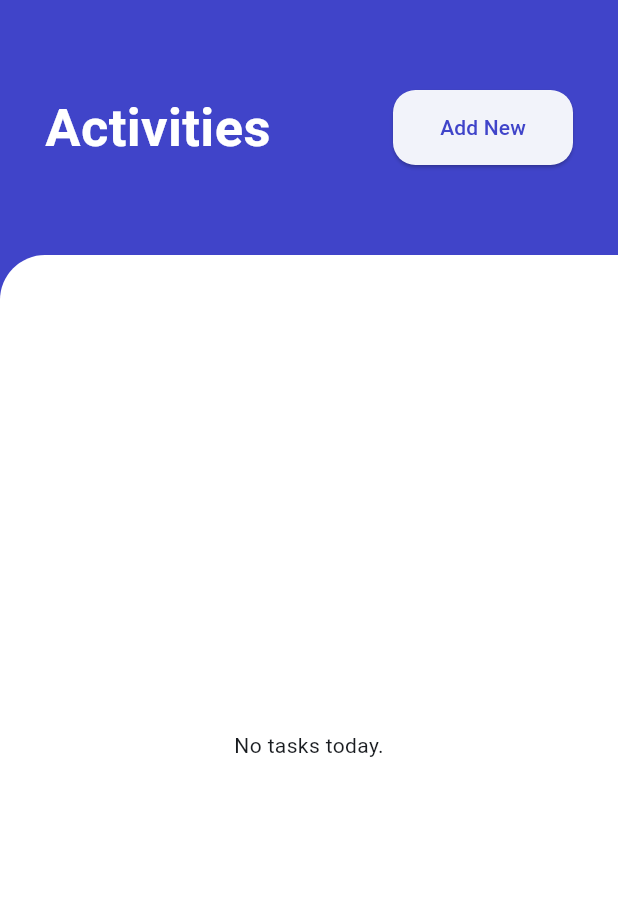
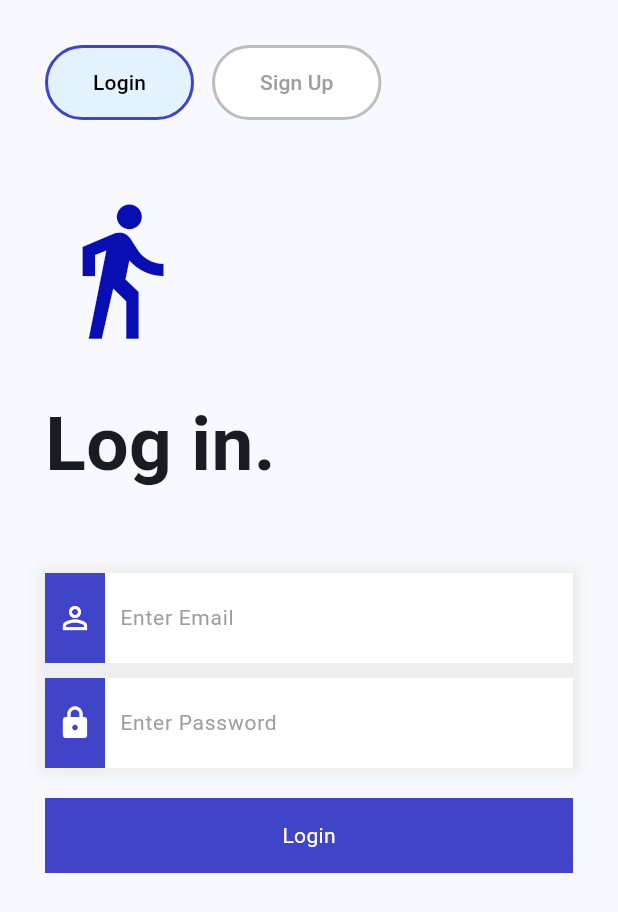
Before and after one commit to NickName-AM/flutter_todo_app, a Flutter app: the screen it shows after launch, on a phone screen of 412 x 824 dp. Shown: the top 912 px of the screen. Run offline on Flutter 3.47's test engine with Material 3 defaults, Android fonts, the phone set to English and light mode, and no system bars; our stand-ins replace flutter_bloc, fpdart.

```diff
--- a/lib/core/endpoint.dart
+++ b/lib/core/endpoint.dart
@@ -1,4 +1,4 @@
 class Endpoint {
-  static final String endpoint = "http://192.168.1.72:8000/api";
+  static final String endpoint = "http://192.168.1.68:8000/api";
   // static final String endpoint = "http://localhost:8000/api";
 }
--- /dev/null
+++ b/lib/features/auth/presentation/pages/login_page.dart
@@ -0,0 +1,97 @@
+import 'package:flutter/material.dart';
+import 'package:flutter_todo_app/features/auth/presentation/pages/signup_page.dart';
+import 'package:flutter_todo_app/features/auth/presentation/widgets/auth_text_field.dart';
+import 'package:flutter_todo_app/features/auth/presentation/widgets/auth_select_button.dart';
+import 'package:flutter_todo_app/features/auth/presentation/widgets/submit_button.dart';
+
+class LoginPage extends StatefulWidget {
+  const LoginPage({super.key});
+
+  @override
+  State<LoginPage> createState() => _LoginPageState();
+}
+
+class _LoginPageState extends State<LoginPage> {
+  final emailController = TextEditingController();
+  final passwordController = TextEditingController();
+
+  @override
+  Widget build(BuildContext context) {
+    return Scaffold(
+      body: Padding(
+        padding: const EdgeInsets.all(30.0),
+        child: Column(
+          crossAxisAlignment: CrossAxisAlignment.start,
+          children: [
+            Row(
+              children: [
+                AuthSelectButton(text: "Login", onPressed: null),
+                SizedBox(width: 12),
+                AuthSelectButton(
+                  text: "Sign Up",
+                  onPressed: () {
+                    Navigator.pushAndRemoveUntil(
+                      context,
+                      MaterialPageRoute(builder: (context) => SignupPage()),
+                      (route) => false,
+                    );
+                  },
+                ),
+              ],
+            ),
+            SizedBox(height: 50),
+            Icon(
+              Icons.directions_walk,
+              size: 100,
+              color: Color.fromRGBO(9, 14, 178, 1),
+            ),
+            SizedBox(height: 30),
+            Text(
+              'Log in.',
+              style: TextStyle(fontSize: 50, fontWeight: FontWeight.bold),
+            ),
+            SizedBox(height: 50),
+
+            Container(
+              decoration: BoxDecoration(
+                boxShadow: [
+                  BoxShadow(
+                    color: Colors.grey.shade200,
+                    spreadRadius: 5,
+                    blurRadius: 5,
+                  ),
+                ],
+                color: Colors.white,
+              ),
+              child: Column(
+                children: [
+                  AuthTextField(
+                    controller: emailController,
+                    hintText: 'Enter Email',
+                    icon: Icons.person_outline,
+                  ),
+                  SizedBox(
+                    height: 10,
+                    child: Container(
+                      decoration: BoxDecoration(color: Colors.grey.shade200),
+                    ),
+                  ),
+                  AuthTextField(
+                    controller: passwordController,
+                    hintText: 'Enter Password',
+                    icon: Icons.lock,
+                    obscureText: true,
+                  ),
+                ],
+              ),
+            ),
+            GestureDetector(
+              onTap: () {},
+              child: SubmitButton(hintText: 'Login'),
+            ),
+          ],
+        ),
+      ),
+    );
+  }
+}
--- /dev/null
+++ b/lib/features/auth/presentation/widgets/auth_select_button.dart
@@ -0,0 +1,46 @@
+// ignore_for_file: public_member_api_docs, sort_constructors_first
+import 'package:flutter/material.dart';
+
+class AuthSelectButton extends StatelessWidget {
+  final String text;
+  final bool disabled;
+  final VoidCallback? onPressed;
+
+  const AuthSelectButton({
+    Key? key,
+    required this.text,
+    this.disabled = false,
+    required this.onPressed,
+  }) : super(key: key);
+
+  @override
+  Widget build(BuildContext context) {
+    return OutlinedButton(
+      onPressed: onPressed,
+      style: ButtonStyle(
+        side: WidgetStatePropertyAll(
+          BorderSide(
+            color: onPressed != null
+                ? Colors.grey.shade400
+                : Color.fromRGBO(64, 68, 201, 1),
+            width: 2,
+          ),
+        ),
+        padding: WidgetStatePropertyAll(
+          EdgeInsets.symmetric(vertical: 15, horizontal: 32),
+        ),
+        backgroundColor: WidgetStatePropertyAll(
+          onPressed != null ? Colors.white : Colors.blue.shade50,
+        ),
+      ),
+
+      child: Text(
+        text,
+        style: TextStyle(
+          color: onPressed != null ? Colors.grey.shade500 : Colors.black,
+          // fontSize: 14,
+        ),
+      ),
+    );
+  }
+}
--- /dev/null
+++ b/lib/features/auth/presentation/widgets/auth_text_field.dart
@@ -0,0 +1,44 @@
+// ignore_for_file: public_member_api_docs, sort_constructors_first
+import 'package:flutter/material.dart';
+
+class AuthTextField extends StatelessWidget {
+  final TextEditingController controller;
+  final String hintText;
+  final IconData icon;
+  final bool obscureText;
+
+  const AuthTextField({
+    Key? key,
+    required this.controller,
+    required this.hintText,
+    required this.icon,
+    this.obscureText = false,
+  }) : super(key: key);
+
+  @override
+  Widget build(BuildContext context) {
+    return Row(
+      children: [
+        Container(
+          width: 40,
+          height: 60,
+          color: Color.fromRGBO(64, 68, 201, 1),
+          child: Icon(icon, color: Colors.white),
+        ),
+        Expanded(
+          child: TextField(
+            controller: controller,
+            obscureText: obscureText,
+            decoration: InputDecoration(
+              hintText: hintText,
+              hintStyle: TextStyle(color: Colors.grey),
+              contentPadding: EdgeInsets.all(10),
+              border: InputBorder.none,
+            ),
+            style: TextStyle(fontSize: 14),
+          ),
+        ),
+      ],
+    );
+  }
+}
--- /dev/null
+++ b/lib/features/auth/presentation/widgets/submit_button.dart
@@ -0,0 +1,19 @@
+// ignore_for_file: public_member_api_docs, sort_constructors_first
+import 'package:flutter/material.dart';
+
+class SubmitButton extends StatelessWidget {
+  final String hintText;
+  const SubmitButton({Key? key, required this.hintText}) : super(key: key);
+
+  @override
+  Widget build(BuildContext context) {
+    return Container(
+      margin: EdgeInsets.only(top: 20),
+      padding: EdgeInsets.symmetric(vertical: 15),
+      decoration: BoxDecoration(color: Color.fromRGBO(64, 68, 201, 1)),
+      child: Center(
+        child: Text(hintText, style: TextStyle(color: Colors.white)),
+      ),
+    );
+  }
+}
--- a/lib/features/todo/data/models/todo_model.dart
+++ b/lib/features/todo/data/models/todo_model.dart
@@ -5,6 +5,7 @@ import 'package:flutter_todo_app/features/todo/domain/entities/todo.dart';
 
 class TodoModel extends Todo {
   TodoModel({
+    super.id,
     required super.title,
     required super.date,
     required super.startTime,
@@ -22,6 +23,7 @@ class TodoModel extends Todo {
 
   factory TodoModel.fromMap(Map<String, dynamic> map) {
     return TodoModel(
+      id: map['id'].toString(),
       title: map['title'] as String,
       date: map['date'] as String,
       startTime: map['start_time'] as String,
--- a/lib/features/todo/domain/entities/todo.dart
+++ b/lib/features/todo/domain/entities/todo.dart
@@ -1,10 +1,13 @@
+// ignore_for_file: public_member_api_docs, sort_constructors_first
 class Todo {
+  final String? id;
   final String title;
   final String date;
   final String startTime;
   final String endTime;
 
   Todo({
+    this.id,
     required this.title,
     required this.date,
     required this.startTime,
--- a/lib/features/todo/presentation/pages/home_page.dart
+++ b/lib/features/todo/presentation/pages/home_page.dart
@@ -1,5 +1,6 @@
 import 'package:flutter/material.dart';
 import 'package:flutter_bloc/flutter_bloc.dart';
+import 'package:flutter_todo_app/features/todo/domain/entities/todo.dart';
 import 'package:flutter_todo_app/features/todo/presentation/bloc/todo_bloc.dart';
 import 'package:flutter_todo_app/features/todo/presentation/pages/create_todo_activity.dart';
 import 'package:flutter_todo_app/features/todo/presentation/widgets/activity_box.dart';
@@ -21,6 +22,7 @@ class _HomePageState extends State<HomePage> {
 
   @override
   Widget build(BuildContext context) {
+    List<Todo> todos = [];
     return Scaffold(
       body: Container(
         color: Color.fromRGBO(64, 68, 201, 1),
@@ -81,7 +83,9 @@ class _HomePageState extends State<HomePage> {
                       return ListView.builder(
                         itemCount: state.todos.length,
                         itemBuilder: (context, index) {
+                          todos = state.todos;
                           return ActivityBox(
+                            id: state.todos[index].id!,
                             title: state.todos[index].title,
                             startTime: state.todos[index].startTime,
                             endTime: state.todos[index].endTime,
--- a/lib/features/todo/presentation/widgets/time_picker.dart
+++ b/lib/features/todo/presentation/widgets/time_picker.dart
@@ -20,7 +20,7 @@ class _TimePickerState extends State<TimePicker> {
   @override
   Widget build(BuildContext context) {
     return SizedBox(
-      width: 200,
+      width: double.infinity,
       height: 50,
       child: ElevatedButton(
         onPressed: () async {
--- a/lib/main.dart
+++ b/lib/main.dart
@@ -1,5 +1,6 @@
 import 'package:flutter/material.dart';
 import 'package:flutter_bloc/flutter_bloc.dart';
+import 'package:flutter_todo_app/features/auth/presentation/pages/login_page.dart';
 import 'package:flutter_todo_app/features/todo/data/datasources/todo_remote_data_source.dart';
 import 'package:flutter_todo_app/features/todo/data/repository/todo_repository_impl.dart';
 import 'package:flutter_todo_app/features/todo/domain/usecases/create_todo.dart';
@@ -41,7 +42,7 @@ class MyApp extends StatelessWidget {
         theme: ThemeData(
           colorScheme: ColorScheme.fromSeed(seedColor: Colors.blue),
         ),
-        home: HomePage(),
+        home: LoginPage(),
       ),
     );
   }
```
Also changed, not shown: lib/features/auth/presentation/pages/signup_page.dart (added, +109 -0 lines), lib/features/todo/presentation/pages/create_todo_activity.dart (+26 -19 lines), lib/features/todo/presentation/widgets/activity_box.dart (+12 -1 lines).
